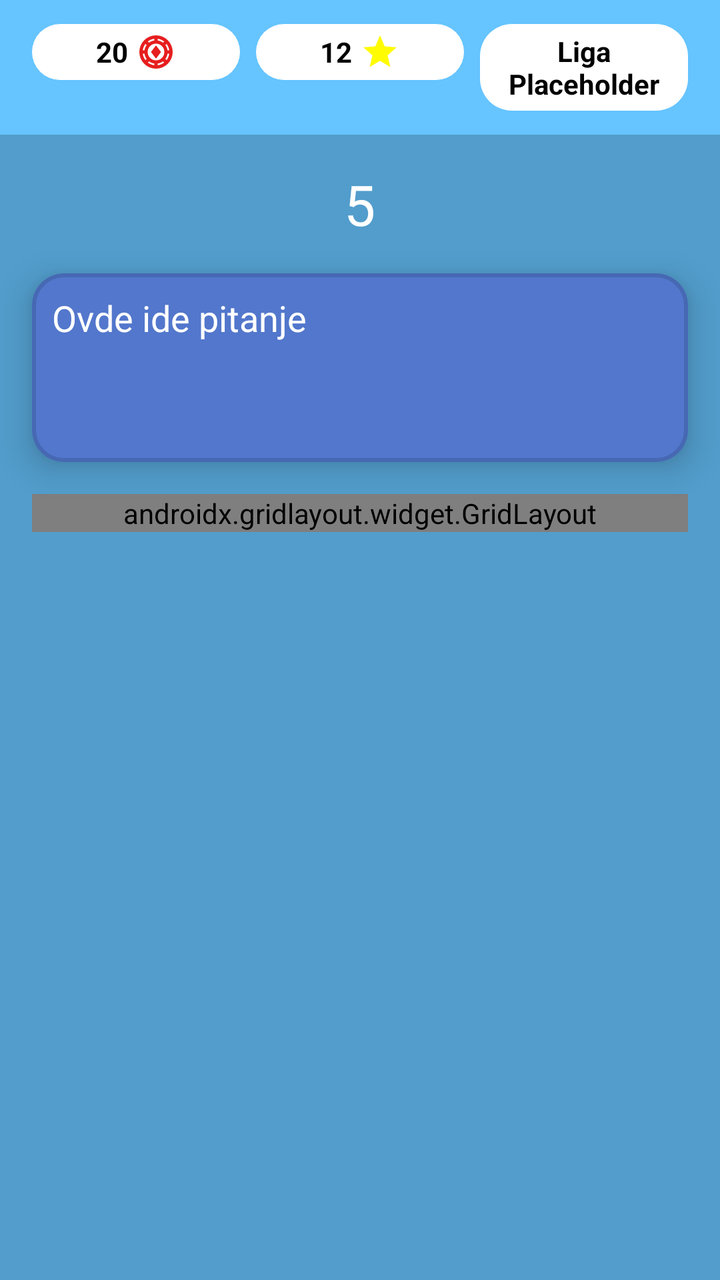
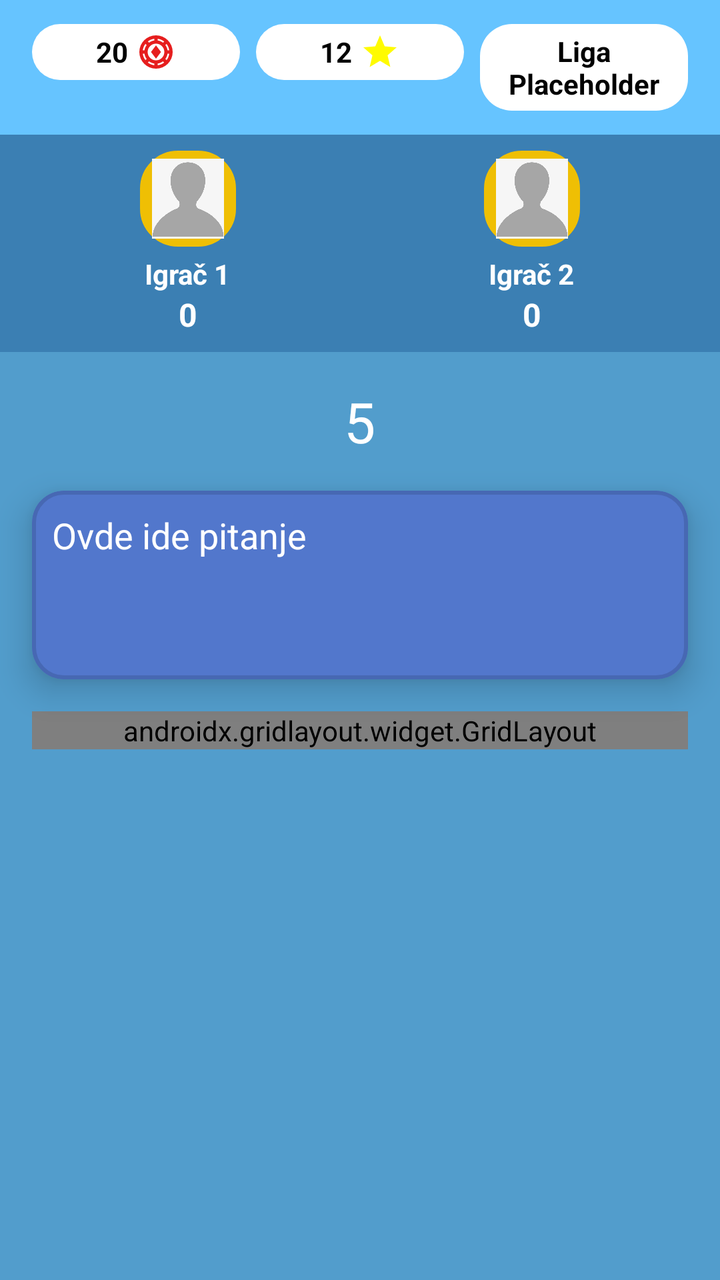

Before-and-after screenshots of an Android layout around one commit, followed by the original layout XML and the change that was made.
<!-- AndroidManifest.xml: application theme Theme.Slagalica -->
<!-- res/layout/activity_who_knows_knows.xml -->
<?xml version="1.0" encoding="utf-8"?>
<androidx.constraintlayout.widget.ConstraintLayout xmlns:android="http://schemas.android.com/apk/res/android"
    xmlns:app="http://schemas.android.com/apk/res-auto"
    xmlns:tools="http://schemas.android.com/tools"
    android:id="@+id/main"
    android:layout_width="match_parent"
    android:layout_height="match_parent"
    tools:context=".WhoKnowsKnows"
    android:background="#529dcc">

    <LinearLayout
        android:layout_width="match_parent"
        android:layout_height="match_parent"
        android:orientation="vertical"
        tools:layout_editor_absoluteX="16dp"
        tools:layout_editor_absoluteY="0dp">

        <include layout="@layout/top_bar" />

        <TextView
            android:id="@+id/timerTextView"
            android:layout_width="wrap_content"
            android:layout_height="wrap_content"
            android:text="5"
            android:textSize="28sp"
            android:textColor="@android:color/white"
            android:layout_marginTop="16dp"
            android:layout_gravity="center_horizontal"/>

        <com.google.android.material.card.MaterialCardView
            android:layout_width="match_parent"
            android:layout_height="wrap_content"
            android:layout_marginStart="16dp"
            android:layout_marginEnd="16dp"
            android:layout_marginTop="16dp"
            android:layout_marginBottom="16dp"
            app:cardCornerRadius="16dp"
            app:cardElevation="10dp"
            app:strokeColor="@color/button_default_border"
            app:strokeWidth="2dp"
            app:cardBackgroundColor="@color/button_default_color">

            <TextView
                android:id="@+id/questionTextView"
                android:layout_width="match_parent"
                android:layout_height="wrap_content"
                android:minLines="3"
                android:padding="10dp"
                android:text="Ovde ide pitanje"
                android:textSize="18sp"
                android:textColor="#FFFFFF"
                android:lineSpacingExtra="4dp"/>
        </com.google.android.material.card.MaterialCardView>

        <androidx.gridlayout.widget.GridLayout
            android:layout_width="match_parent"
            android:layout_height="wrap_content"
            app:columnCount="2"
            app:rowCount="2"
            android:layout_marginStart="16dp"
            android:layout_marginEnd="16dp"
            android:layout_marginBottom="16dp"
            app:alignmentMode="alignMargins"
            app:rowOrderPreserved="false"
            app:useDefaultMargins="true">

            <com.google.android.material.button.MaterialButton
                android:id="@+id/answerButton1"
                android:layout_width="0dp"
                android:layout_height="wrap_content"
                app:layout_columnWeight="1"
                app:layout_gravity="top"
                android:minHeight="100dp"
                app:cornerRadius="16dp"
                android:elevation="10dp"
                android:textColor="@color/white"
                android:backgroundTint="@color/button_default_color"
                app:strokeWidth="2dp"
                app:strokeColor="@color/button_default_border"
                android:text="Odgovor 1" />

            <com.google.android.material.button.MaterialButton
                android:id="@+id/answerButton2"
                android:layout_width="0dp"
                android:layout_height="wrap_content"
                app:layout_columnWeight="1"
                app:layout_gravity="top"
                android:minHeight="100dp"
                app:cornerRadius="16dp"
                android:elevation="10dp"
                android:textColor="@color/white"
                android:backgroundTint="@color/button_default_color"
                app:strokeWidth="2dp"
                app:strokeColor="@color/button_default_border"
                android:text="Odgovor 2" />

            <com.google.android.material.button.MaterialButton
                android:id="@+id/answerButton3"
                android:layout_width="0dp"
                android:layout_height="wrap_content"
                app:layout_columnWeight="1"
                app:layout_gravity="top"
                android:minHeight="100dp"
                app:cornerRadius="16dp"
                android:elevation="10dp"
                android:textColor="@color/white"
                android:backgroundTint="@color/button_default_color"
                app:strokeWidth="2dp"
                app:strokeColor="@color/button_default_border"
                android:text="Odgovor 3" />

            <com.google.android.material.button.MaterialButton
                android:id="@+id/answerButton4"
                android:layout_width="0dp"
                android:layout_height="wrap_content"
                app:layout_columnWeight="1"
                app:layout_gravity="top"
                android:minHeight="100dp"
                app:cornerRadius="16dp"
                android:elevation="10dp"
                android:textColor="@color/white"
                android:backgroundTint="@color/button_default_color"
                app:strokeWidth="2dp"
                app:strokeColor="@color/button_default_border"
                android:text="Odgovor 4" />
        </androidx.gridlayout.widget.GridLayout>

    </LinearLayout>

</androidx.constraintlayout.widget.ConstraintLayout>
<!-- res/layout/top_bar.xml (included above) -->
<?xml version="1.0" encoding="utf-8"?>
<LinearLayout xmlns:android="http://schemas.android.com/apk/res/android"
    android:layout_width="match_parent"
    android:layout_height="wrap_content"
    android:orientation="horizontal"
    android:padding="12dp"
    android:background="#66C4FF">

    <LinearLayout
        android:layout_width="0dp"
        android:layout_height="wrap_content"
        android:layout_weight="1"
        android:orientation="horizontal"
        android:gravity="center"
        android:padding="4dp"
        android:layout_marginStart="4dp"
        android:layout_marginEnd="4dp"
        android:background="@drawable/rounded_white">

        <TextView
            android:layout_width="wrap_content"
            android:layout_height="wrap_content"
            android:text="20"
            android:textColor="#000000"
            android:textStyle="bold"
            android:layout_marginEnd="4dp" />

        <ImageView
            android:layout_width="20dp"
            android:layout_height="20dp"
            android:src="@drawable/ic_token"
            android:contentDescription="Tokeni" />
    </LinearLayout>

    <LinearLayout
        android:layout_width="0dp"
        android:layout_height="wrap_content"
        android:layout_weight="1"
        android:orientation="horizontal"
        android:gravity="center"
        android:padding="4dp"
        android:layout_marginStart="4dp"
        android:layout_marginEnd="4dp"
        android:background="@drawable/rounded_white">

        <TextView
            android:layout_width="wrap_content"
            android:layout_height="wrap_content"
            android:text="12"
            android:textColor="#000000"
            android:textStyle="bold"
            android:layout_marginEnd="4dp" />

        <ImageView
            android:layout_width="20dp"
            android:layout_height="20dp"
            android:src="@drawable/ic_star"
            android:contentDescription="Zvezde" />
    </LinearLayout>

    <LinearLayout
        android:layout_width="0dp"
        android:layout_height="wrap_content"
        android:layout_weight="1"
        android:orientation="horizontal"
        android:gravity="center"
        android:padding="4dp"
        android:layout_marginStart="4dp"
        android:layout_marginEnd="4dp"
        android:background="@drawable/rounded_white">

        <TextView
            android:layout_width="wrap_content"
            android:layout_height="wrap_content"
            android:text="Liga Placeholder"
            android:textColor="#000000"
            android:textStyle="bold"
            android:gravity="center" />
    </LinearLayout>
</LinearLayout>
<!-- resources referenced by this layout -->
<resources>
  <color name="button_default_border">#4768B3</color>
  <color name="button_default_color">#5277CC</color>
  <color name="white">#FFFFFFFF</color>
  <!-- drawable ic_star (drawable) -->
  <vector xmlns:android="http://schemas.android.com/apk/res/android" android:height="24dp" android:tint="#FFFB00" android:viewportHeight="24" android:viewportWidth="24" android:width="24dp">
        
      <path android:fillColor="@android:color/white" android:pathData="M12,17.27L18.18,21l-1.64,-7.03L22,9.24l-7.19,-0.61L12,2 9.19,8.63 2,9.24l5.46,4.73L5.82,21z"/>
      
  </vector>
  <!-- drawable ic_token (drawable) -->
  <vector xmlns:android="http://schemas.android.com/apk/res/android"
      android:width="24dp"
      android:height="24dp"
      android:viewportWidth="960"
      android:viewportHeight="960">
    <path
        android:pathData="M480,880q-83,0 -156,-31.5T197,763q-54,-54 -85.5,-127T80,480q0,-83 31.5,-156T197,197q54,-54 127,-85.5T480,80q83,0 156,31.5T763,197q54,54 85.5,127T880,480q0,83 -31.5,156T763,763q-54,54 -127,85.5T480,880ZM440,797v-40q-35,-5 -67.5,-19T312,704l-28,29q33,26 72.5,42.5T440,797ZM520,797q44,-5 83.5,-21.5T676,733l-28,-29q-28,20 -60.5,34T520,757v40ZM480,680q83,0 141.5,-58.5T680,480q0,-83 -58.5,-141.5T480,280q-83,0 -141.5,58.5T280,480q0,83 58.5,141.5T480,680ZM733,676q26,-33 42.5,-72.5T797,520h-40q-5,35 -19,67.5T704,648l29,28ZM227,676 L256,647q-20,-28 -34,-60t-19,-67h-40q5,44 21.5,83.5T227,676ZM480,640L360,480l120,-160 120,160 -120,160ZM163,440h40q5,-35 19,-67t34,-60l-29,-29q-26,33 -42.5,72.5T163,440ZM757,440h40q-5,-44 -22,-83.5T732,284l-28,28q20,28 34,60.5t19,67.5ZM313,256q28,-20 60,-34t67,-19v-40q-44,5 -83.5,21.5T284,227l29,29ZM648,256 L676,228q-33,-26 -72.5,-43T520,163v40q35,5 67.5,19t60.5,34Z"
        android:fillColor="#e61e1e"/>
  </vector>
  <!-- drawable rounded_white (drawable) -->
  <?xml version="1.0" encoding="utf-8"?>
  <shape xmlns:android="http://schemas.android.com/apk/res/android"
      android:shape="rectangle">
      <solid android:color="@android:color/white" />
      <corners android:radius="16dp" />
  </shape>
  <style name="Theme.Slagalica" parent="Base.Theme.Slagalica" />
  <style name="Base.Theme.Slagalica" parent="Theme.Material3.DayNight.NoActionBar">
          
          
      </style>
</resources>

<!-- the commit's change to res/layout/activity_who_knows_knows.xml (unified diff, before → after) -->
@@ -17,6 +17,8 @@
 
         <include layout="@layout/top_bar" />
 
+        <include layout="@layout/player_score_row" />
+
         <TextView
             android:id="@+id/timerTextView"
             android:layout_width="wrap_content"
@@ -209,3 +211,87 @@
             android:gravity="center" />
     </LinearLayout>
 </LinearLayout>
+<!-- res/layout/player_score_row.xml (included above) -->
+<?xml version="1.0" encoding="utf-8"?>
+<LinearLayout xmlns:android="http://schemas.android.com/apk/res/android"
+    android:id="@+id/playerScoreRow"
+    android:layout_width="match_parent"
+    android:layout_height="wrap_content"
+    android:orientation="horizontal"
+    android:padding="8dp"
+    android:background="#3B7FB3">
+
+    <LinearLayout
+        android:id="@+id/playerOneContainer"
+        android:layout_width="0dp"
+        android:layout_height="wrap_content"
+        android:layout_weight="1"
+        android:orientation="vertical"
+        android:gravity="center">
+
+        <ImageView
+            android:id="@+id/playerOneAvatar"
+            android:layout_width="48dp"
+            android:layout_height="48dp"
+            android:background="@drawable/profile_frame"
+            android:padding="4dp"
+            android:src="@drawable/default_profile"
+            android:contentDescription="Player 1 avatar" />
+
+        <TextView
+            android:id="@+id/playerOneName"
+            android:layout_width="wrap_content"
+            android:layout_height="wrap_content"
+            android:layout_marginTop="4dp"
+            android:text="Igrač 1"
+            android:textColor="@android:color/white"
+            android:textStyle="bold"
+            android:textSize="14sp" />
+
+        <TextView
+            android:id="@+id/playerOneScore"
+            android:layout_width="wrap_content"
+            android:layout_height="wrap_content"
+            android:text="0"
+            android:textColor="@android:color/white"
+            android:textStyle="bold"
+            android:textSize="16sp" />
+    </LinearLayout>
+
+    <LinearLayout
+        android:id="@+id/playerTwoContainer"
+        android:layout_width="0dp"
+        android:layout_height="wrap_content"
+        android:layout_weight="1"
+        android:orientation="vertical"
+        android:gravity="center">
+
+        <ImageView
+            android:id="@+id/playerTwoAvatar"
+            android:layout_width="48dp"
+            android:layout_height="48dp"
+            android:background="@drawable/profile_frame"
+            android:padding="4dp"
+            android:src="@drawable/default_profile"
+            android:contentDescription="Player 2 avatar" />
+
+        <TextView
+            android:id="@+id/playerTwoName"
+            android:layout_width="wrap_content"
+            android:layout_height="wrap_content"
+            android:layout_marginTop="4dp"
+            android:text="Igrač 2"
+            android:textColor="@android:color/white"
+            android:textStyle="bold"
+            android:textSize="14sp" />
+
+        <TextView
+            android:id="@+id/playerTwoScore"
+            android:layout_width="wrap_content"
+            android:layout_height="wrap_content"
+            android:text="0"
+            android:textColor="@android:color/white"
+            android:textStyle="bold"
+            android:textSize="16sp" />
+    </LinearLayout>
+</LinearLayout>
<!-- resource entries referenced after the edit -->
@@ -3,6 +3,7 @@
   <color name="button_default_border">#4768B3</color>
   <color name="button_default_color">#5277CC</color>
   <color name="white">#FFFFFFFF</color>
+  <!-- drawable default_profile: png bitmap (drawable, 31723 bytes) -->
   <!-- drawable ic_star (drawable) -->
   <vector xmlns:android="http://schemas.android.com/apk/res/android" android:height="24dp" android:tint="#FFFB00" android:viewportHeight="24" android:viewportWidth="24" android:width="24dp">
         
@@ -19,6 +20,16 @@
         android:pathData="M480,880q-83,0 -156,-31.5T197,763q-54,-54 -85.5,-127T80,480q0,-83 31.5,-156T197,197q54,-54 127,-85.5T480,80q83,0 156,31.5T763,197q54,54 85.5,127T880,480q0,83 -31.5,156T763,763q-54,54 -127,85.5T480,880ZM440,797v-40q-35,-5 -67.5,-19T312,704l-28,29q33,26 72.5,42.5T440,797ZM520,797q44,-5 83.5,-21.5T676,733l-28,-29q-28,20 -60.5,34T520,757v40ZM480,680q83,0 141.5,-58.5T680,480q0,-83 -58.5,-141.5T480,280q-83,0 -141.5,58.5T280,480q0,83 58.5,141.5T480,680ZM733,676q26,-33 42.5,-72.5T797,520h-40q-5,35 -19,67.5T704,648l29,28ZM227,676 L256,647q-20,-28 -34,-60t-19,-67h-40q5,44 21.5,83.5T227,676ZM480,640L360,480l120,-160 120,160 -120,160ZM163,440h40q5,-35 19,-67t34,-60l-29,-29q-26,33 -42.5,72.5T163,440ZM757,440h40q-5,-44 -22,-83.5T732,284l-28,28q20,28 34,60.5t19,67.5ZM313,256q28,-20 60,-34t67,-19v-40q-44,5 -83.5,21.5T284,227l29,29ZM648,256 L676,228q-33,-26 -72.5,-43T520,163v40q35,5 67.5,19t60.5,34Z"
         android:fillColor="#e61e1e"/>
   </vector>
+  <!-- drawable profile_frame (drawable) -->
+  <?xml version="1.0" encoding="utf-8"?>
+  <shape xmlns:android="http://schemas.android.com/apk/res/android"
+      android:shape="rectangle">
+      <solid android:color="@android:color/transparent"/>
+      <stroke
+          android:width="6dp"
+          android:color="#EFBF04"/>
+      <corners android:radius="16dp"/>
+  </shape>
   <!-- drawable rounded_white (drawable) -->
   <?xml version="1.0" encoding="utf-8"?>
   <shape xmlns:android="http://schemas.android.com/apk/res/android"
